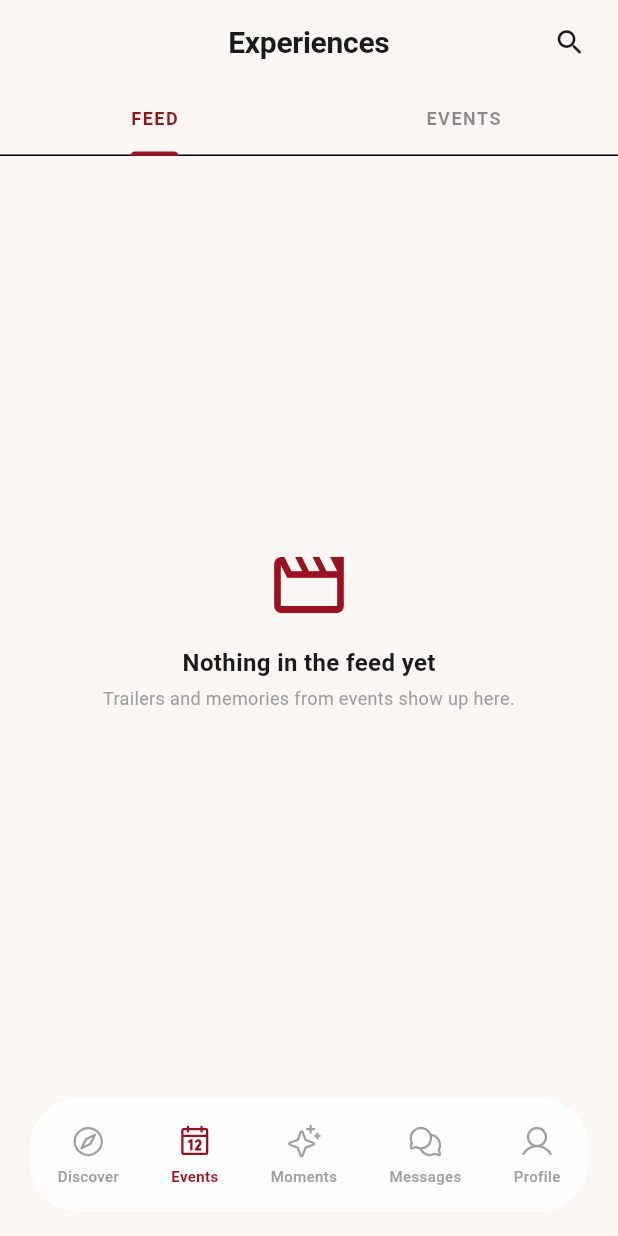
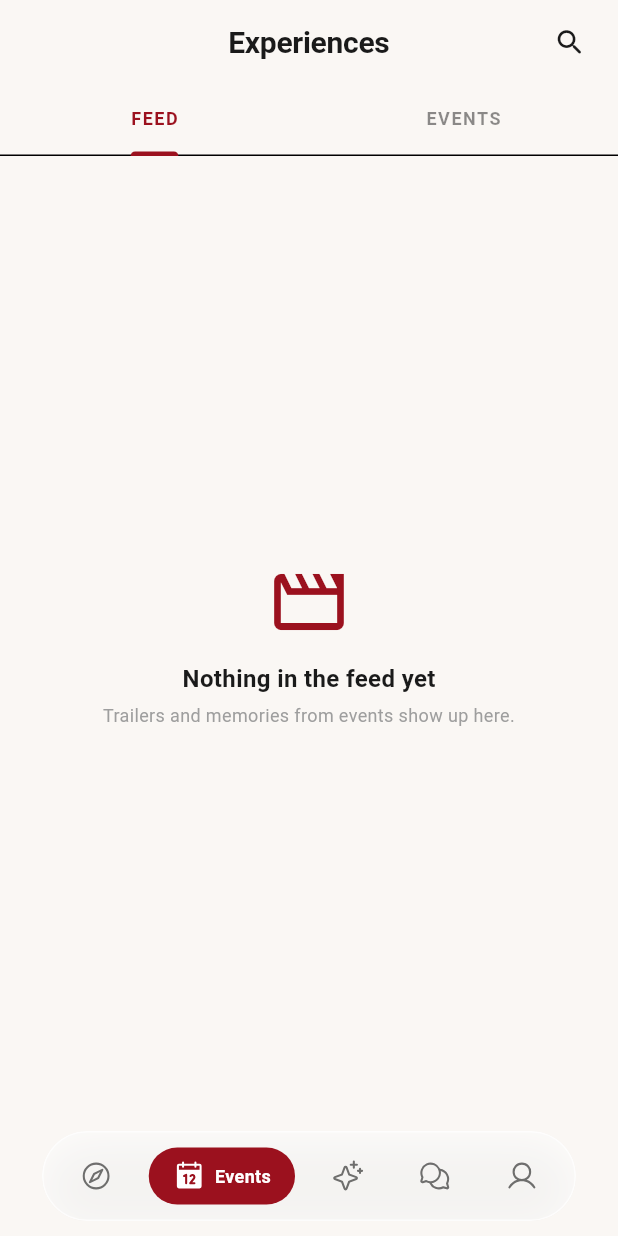
Before and after one commit to Kwendo-sean/kanairoXOMocks, a Flutter app: the MainAppScreen screen opened by its route, swiped to page 2, on a phone screen of 412 x 824 dp. Run offline on Flutter 3.47's test engine with Material 3 defaults, Android fonts, the phone set to English and light mode, and no system bars; our stand-ins replace app_links, barcode_widget, cached_network_image, camera, dio, firebase_core and 14 more; missing offline and left inert: gal, home_widget; accounts and stored records are empty; network calls fail; Roboto replaces fonts that are missing (DMSans).

Commit message:
iOS-26 liquid-glass nav + swipeable tabs + system font on iOS
- BottomNavBar: floating translucent pill with BackdropFilter blur (sigma 30),
  inflated red active pill, icon-only inactive tabs using Phosphor filled/regular
  variants, 60px height. Replaces the old chunky bar.
- MainAppScreen: PageView physics switched from NeverScrollable to
  BouncingScrollPhysics so users can swipe horizontally between tabs.
- AppTheme: `fontFamily` now resolves via AppFonts.body — null on iOS so the
  system SF Pro cascades; DMSans elsewhere. Polaroid widgets keep Pacifico/Caveat
  via GoogleFonts unchanged.

Co-Authored-By: Claude Opus 4.7 <noreply@anthropic.com>

```diff
--- a/lib/core/theme/app_theme.dart
+++ b/lib/core/theme/app_theme.dart
@@ -1,4 +1,15 @@
+import 'dart:io' show Platform;
+import 'package:flutter/foundation.dart';
 import 'package:flutter/material.dart';
+
+class AppFonts {
+  /// Body font: null on iOS so SF Pro (the system font) cascades naturally.
+  /// On Android / desktop we keep our bundled DMSans.
+  static String? get body {
+    if (kIsWeb) return 'DMSans';
+    return Platform.isIOS ? null : 'DMSans';
+  }
+}
 
 class AppTheme {
   static ThemeData get light => ThemeData(
@@ -11,7 +22,7 @@ class AppTheme {
             onPrimary: Colors.white,
             onSurface: Color(0xFF1A1A1A),
             onSurfaceVariant: Color(0xFFA0A0A0)),
-        fontFamily: 'DMSans',
+        fontFamily: AppFonts.body,
         appBarTheme: const AppBarTheme(
             backgroundColor: Color(0xFFFAF7F4),
             foregroundColor: Color(0xFF1A1A1A),
@@ -34,17 +45,17 @@ class AppTheme {
             onPrimary: Colors.white,
             onSurface: Color(0xFFF5EFE6),
             onSurfaceVariant: Color(0xFF7A6E66)),
-        fontFamily: 'DMSans',
-        appBarTheme: const AppBarTheme(
-            backgroundColor: Color(0xFF0D0D0D),
-            foregroundColor: Color(0xFFF5EFE6),
+        fontFamily: AppFonts.body,
+        appBarTheme: AppBarTheme(
+            backgroundColor: const Color(0xFF0D0D0D),
+            foregroundColor: const Color(0xFFF5EFE6),
             elevation: 0,
             centerTitle: true,
             titleTextStyle: TextStyle(
-                fontFamily: 'DMSans',
+                fontFamily: AppFonts.body,
                 fontSize: 17,
                 fontWeight: FontWeight.w600,
-                color: Color(0xFFF5EFE6))),
+                color: const Color(0xFFF5EFE6))),
         cardColor: const Color(0xFF1C1612),
         dividerColor: const Color(0xFF2E2820),
         bottomNavigationBarTheme: const BottomNavigationBarThemeData(
--- a/lib/screens/main_app_screen.dart
+++ b/lib/screens/main_app_screen.dart
@@ -92,7 +92,7 @@ class _MainAppScreenState extends State<MainAppScreen> {
         backgroundColor: context.bgColor,
         body: PageView.builder(
           controller: _pageController,
-          physics: const NeverScrollableScrollPhysics(),
+          physics: const BouncingScrollPhysics(parent: AlwaysScrollableScrollPhysics()),
           onPageChanged: (index) => setState(() => _currentIndex = index),
           itemCount: 5,
           itemBuilder: (_, i) => _screenAt(i),
--- a/lib/widgets/bottom_nav_bar.dart
+++ b/lib/widgets/bottom_nav_bar.dart
@@ -1,9 +1,9 @@
 import 'dart:ui';
 import 'package:flutter/material.dart';
 import 'package:phosphor_flutter/phosphor_flutter.dart';
-import '../core/theme/app_colors.dart';
-import '../core/theme/app_typography.dart';
 
+/// iOS 26-style liquid-glass tab bar. Floating pill, icon-only with an inflated
+/// pill highlight around the active tab.
 class BottomNavBar extends StatelessWidget {
   final int currentIndex;
   final ValueChanged<int> onTap;
@@ -16,57 +16,63 @@ class BottomNavBar extends StatelessWidget {
     this.onSettingsLongPress,
   });
 
+  static const _accent = Color(0xFF9B111E);
+
   @override
   Widget build(BuildContext context) {
-    final bool isDark = Theme.of(context).brightness == Brightness.dark;
+    final isDark = Theme.of(context).brightness == Brightness.dark;
+    final inactive = isDark ? Colors.white.withOpacity(0.55) : Colors.black.withOpacity(0.55);
+    final glass = isDark
+      ? Colors.white.withOpacity(0.06)
+      : Colors.white.withOpacity(0.55);
+    final border = isDark
+      ? Colors.white.withOpacity(0.08)
+      : Colors.white.withOpacity(0.7);
 
-    final Color activeColor = isDark
-        ? const Color(0xFFC0394B)
-        : AppColors.primary;
-    final Color inactiveColor = isDark
-        ? const Color(0xFF7A6E66)
-        : AppColors.textMuted;
-    final Color bgColor = isDark
-        ? const Color(0xFF1C1612)
-        : AppColors.surfaceGlass;
-    final Color borderColor = isDark
-        ? const Color(0xFF2E2820)
-        : Colors.white.withOpacity(0.5);
+    final items = <_NavItemData>[
+      _NavItemData(PhosphorIcons.compass(PhosphorIconsStyle.regular),
+                   PhosphorIcons.compass(PhosphorIconsStyle.fill), 'Discover'),
+      _NavItemData(PhosphorIcons.calendar(PhosphorIconsStyle.regular),
+                   PhosphorIcons.calendar(PhosphorIconsStyle.fill), 'Events'),
+      _NavItemData(PhosphorIcons.sparkle(PhosphorIconsStyle.regular),
+                   PhosphorIcons.sparkle(PhosphorIconsStyle.fill), 'Moments'),
+      _NavItemData(PhosphorIcons.chatsCircle(PhosphorIconsStyle.regular),
+                   PhosphorIcons.chatsCircle(PhosphorIconsStyle.fill), 'Messages'),
+      _NavItemData(PhosphorIcons.user(PhosphorIconsStyle.regular),
+                   PhosphorIcons.user(PhosphorIconsStyle.fill), 'Profile'),
+    ];
 
     return SafeArea(
       bottom: true,
-      child: Container(
-        margin: const EdgeInsets.fromLTRB(20, 0, 20, 16),
+      child: Padding(
+        padding: const EdgeInsets.fromLTRB(28, 0, 28, 10),
         child: ClipRRect(
-          borderRadius: const BorderRadius.all(Radius.circular(32)),
+          borderRadius: BorderRadius.circular(999),
           child: BackdropFilter(
-            filter: ImageFilter.blur(sigmaX: 20, sigmaY: 20),
+            filter: ImageFilter.blur(sigmaX: 30, sigmaY: 30),
             child: Container(
-              padding: const EdgeInsets.symmetric(vertical: 8),
+              height: 60,
               decoration: BoxDecoration(
-                color: bgColor,
-                borderRadius: const BorderRadius.all(Radius.circular(32)),
-                border: Border.all(
-                  color: borderColor,
-                  width: 1,
-                ),
+                color: glass,
+                borderRadius: BorderRadius.circular(999),
+                border: Border.all(color: border, width: 1),
                 boxShadow: [
                   BoxShadow(
-                    color: Colors.black.withOpacity(0.06),
-                    blurRadius: 20,
-                    offset: const Offset(0, -4),
-                  ),
+                    color: Colors.black.withOpacity(isDark ? 0.4 : 0.08),
+                    blurRadius: 24, offset: const Offset(0, 8)),
                 ],
               ),
               child: Row(
-                mainAxisAlignment: MainAxisAlignment.spaceAround,
-                children: [
-                  _buildNavItem(context, 0, PhosphorIcons.compass(PhosphorIconsStyle.regular), 'Discover', activeColor, inactiveColor),
-                  _buildNavItem(context, 1, PhosphorIcons.calendar(PhosphorIconsStyle.regular), 'Events', activeColor, inactiveColor),
-                  _buildNavItem(context, 2, PhosphorIcons.sparkle(PhosphorIconsStyle.regular), 'Moments', activeColor, inactiveColor),
-                  _buildNavItem(context, 3, PhosphorIcons.chatsCircle(PhosphorIconsStyle.regular), 'Messages', activeColor, inactiveColor),
-                  _buildNavItem(context, 4, PhosphorIcons.user(PhosphorIconsStyle.regular), 'Profile', activeColor, inactiveColor),
-                ],
+                mainAxisAlignment: MainAxisAlignment.spaceEvenly,
+                children: List.generate(items.length, (i) {
+                  return _NavItem(
+                    data: items[i],
+                    selected: i == currentIndex,
+                    accent: _accent,
+                    inactive: inactive,
+                    onTap: () => onTap(i),
+                    onLongPress: i == 4 ? onSettingsLongPress : null);
+                }),
               ),
             ),
           ),
@@ -74,35 +80,59 @@ class BottomNavBar extends StatelessWidget {
       ),
     );
   }
+}
 
-  Widget _buildNavItem(BuildContext context, int index, IconData icon, String label, Color activeColor, Color inactiveColor) {
-    final isActive = index == currentIndex;
+class _NavItemData {
+  final IconData regular;
+  final IconData fill;
+  final String label;
+  _NavItemData(this.regular, this.fill, this.label);
+}
+
+class _NavItem extends StatelessWidget {
+  final _NavItemData data;
+  final bool selected;
+  final Color accent;
+  final Color inactive;
+  final VoidCallback onTap;
+  final VoidCallback? onLongPress;
+
+  const _NavItem({
+    required this.data,
+    required this.selected,
+    required this.accent,
+    required this.inactive,
+    required this.onTap,
+    this.onLongPress,
+  });
+
+  @override
+  Widget build(BuildContext context) {
     return GestureDetector(
       behavior: HitTestBehavior.opaque,
-      onTap: () => onTap(index),
-      onLongPress: index == 4 ? onSettingsLongPress : null,
+      onTap: onTap,
+      onLongPress: onLongPress,
       child: AnimatedContainer(
-        duration: const Duration(milliseconds: 300),
-        padding: const EdgeInsets.symmetric(horizontal: 12, vertical: 8),
-        child: Column(
-          mainAxisSize: MainAxisSize.min,
-          children: [
-            PhosphorIcon(
-              icon,
-              size: 24,
-              color: isActive ? activeColor : inactiveColor,
-            ),
-            const SizedBox(height: 4),
-            Text(
-              label,
-              style: AppTypography.caption.copyWith(
-                color: isActive ? activeColor : inactiveColor,
-                fontWeight: isActive ? FontWeight.w600 : FontWeight.w500,
-                fontSize: 10,
-              ),
-            ),
+        duration: const Duration(milliseconds: 220),
+        curve: Curves.easeOut,
+        padding: EdgeInsets.symmetric(horizontal: selected ? 16 : 12, vertical: 8),
+        decoration: BoxDecoration(
+          color: selected ? accent : Colors.transparent,
+          borderRadius: BorderRadius.circular(999),
+        ),
+        child: Row(mainAxisSize: MainAxisSize.min, children: [
+          PhosphorIcon(
+            selected ? data.fill : data.regular,
+            size: 22,
+            color: selected ? Colors.white : inactive),
+          if (selected) ...[
+            const SizedBox(width: 6),
+            Text(data.label,
+              style: const TextStyle(
+                color: Colors.white,
+                fontSize: 12, fontWeight: FontWeight.w700)),
           ],
-        ),
+        ]),
       ),
     );
   }
```
